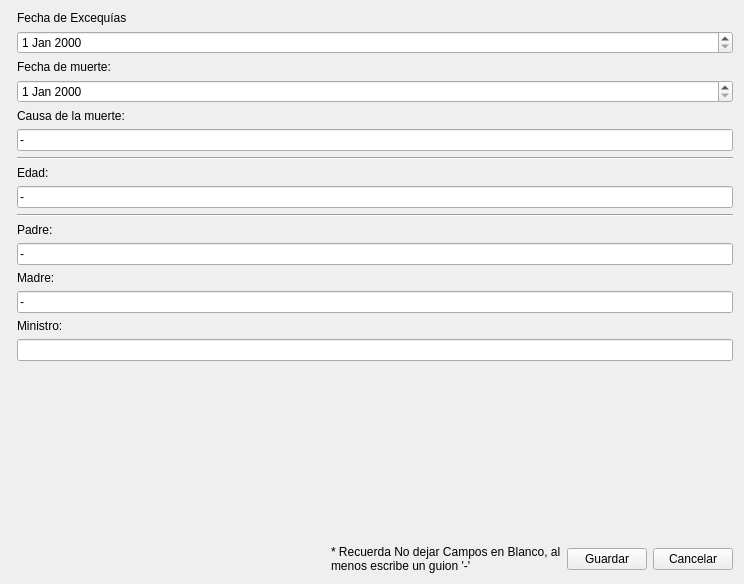
Qt form PeopleList/PersonWidgets/defunctionsnewpersonwidg.ui (Yousdel/ParroquiaOffice) before a commit.
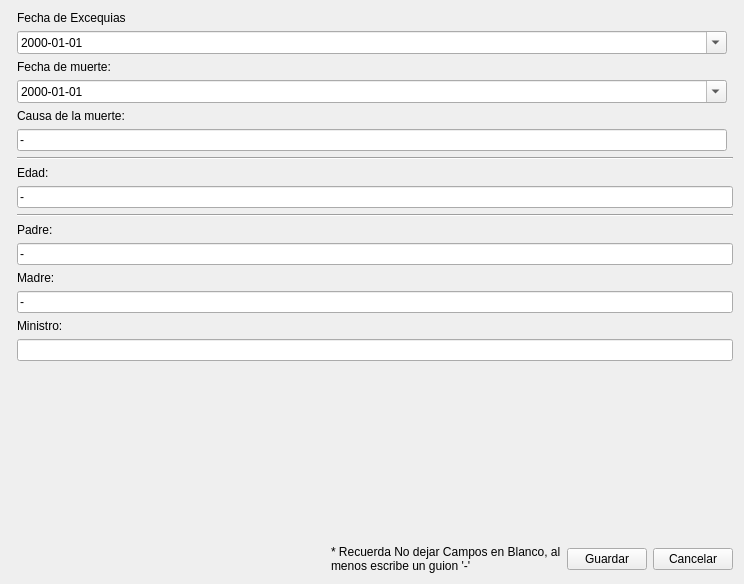
The same form after that commit. Icons and pictures are not drawn. Custom widgets are drawn as their Qt base class.

Commit message: correccion sobre fechas

```diff
--- a/PeopleList/PersonWidgets/defunctionsnewpersonwidg.ui
+++ b/PeopleList/PersonWidgets/defunctionsnewpersonwidg.ui
@@ -24,37 +24,72 @@
     <widget class="CommonWidget" name="commonWidget" native="true"/>
    </item>
    <item>
-    <layout class="QVBoxLayout" name="verticalLayout_4">
+    <layout class="QVBoxLayout" name="verticalLayout">
      <item>
-      <layout class="QVBoxLayout" name="verticalLayout">
-       <item>
-        <widget class="QLabel" name="label">
+      <widget class="QLabel" name="label">
+       <property name="text">
+        <string>Fecha de Excequias</string>
+       </property>
+      </widget>
+     </item>
+     <item>
+      <layout class="QGridLayout" name="gridLayout">
+       <item row="0" column="0">
+        <widget class="QDateEdit" name="burialDate">
+         <property name="displayFormat">
+          <string>yyyy-MM-dd</string>
+         </property>
+         <property name="calendarPopup">
+          <bool>true</bool>
+         </property>
+         <property name="date">
+          <date>
+           <year>2000</year>
+           <month>1</month>
+           <day>1</day>
+          </date>
+         </property>
+        </widget>
+       </item>
+       <item row="0" column="1" rowspan="5">
+        <widget class="QLabel" name="label_9">
          <property name="text">
-          <string>Fecha de Excequías</string>
+          <string>&lt;html&gt;&lt;head/&gt;&lt;body&gt;&lt;p&gt;&lt;img src=&quot;:/Images/defunction_img.svg&quot;/&gt;&lt;/p&gt;&lt;/body&gt;&lt;/html&gt;</string>
          </property>
         </widget>
        </item>
-       <item>
-        <widget class="QDateEdit" name="burialDate"/>
-       </item>
-       <item>
+       <item row="1" column="0">
         <widget class="QLabel" name="label_2">
          <property name="text">
           <string>Fecha de muerte:</string>
          </property>
         </widget>
        </item>
-       <item>
-        <widget class="QDateEdit" name="dateOfDeath"/>
+       <item row="2" column="0">
+        <widget class="QDateEdit" name="dateOfDeath">
+         <property name="displayFormat">
+          <string>yyyy-MM-dd</string>
+         </property>
+         <property name="calendarPopup">
+          <bool>true</bool>
+         </property>
+         <property name="date">
+          <date>
+           <year>2000</year>
+           <month>1</month>
+           <day>1</day>
+          </date>
+         </property>
+        </widget>
        </item>
-       <item>
+       <item row="3" column="0">
         <widget class="QLabel" name="label_3">
          <property name="text">
           <string>Causa de la muerte:</string>
          </property>
         </widget>
        </item>
-       <item>
+       <item row="4" column="0">
         <widget class="QLineEdit" name="causeOfDeath">
          <property name="text">
           <string>-</string>
```
The commit also changes 15 other files.
